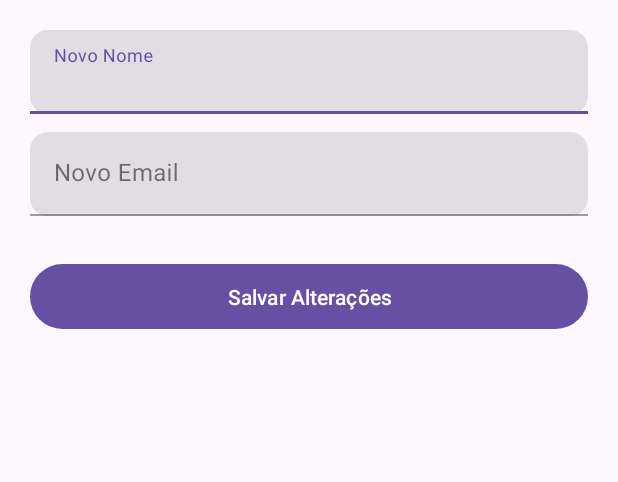
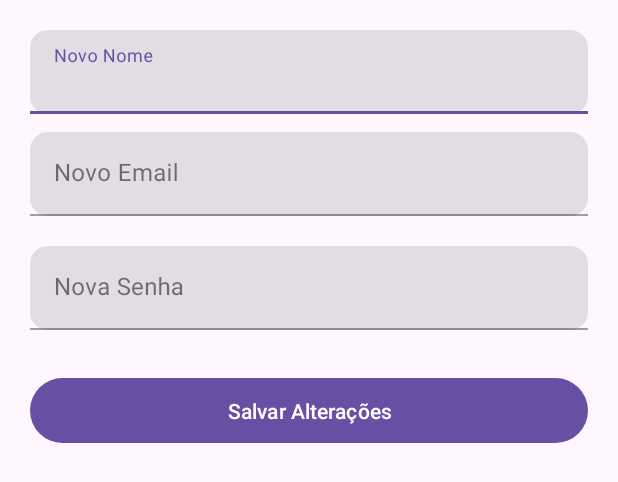
Before and after one commit to mafecolombo/progmob2025-1-daily-mood, an Android app: the layout dialog_edit_profile.xml on its own in the app's theme, with its tools: preview values and no code run, on a phone screen of 412 x 824 dp. Shown: the top 482 px of the screen. Run offline under Robolectric (Android 15) with nearby library versions, the phone set to English and light mode, and no system bars.

```diff
--- a/app/src/main/res/layout/dialog_edit_profile.xml
+++ b/app/src/main/res/layout/dialog_edit_profile.xml
@@ -43,6 +43,25 @@
             android:inputType="textEmailAddress" />
     </com.google.android.material.textfield.TextInputLayout>
 
+    <!-- Campo Senha -->
+    <com.google.android.material.textfield.TextInputLayout
+        android:layout_width="match_parent"
+        android:layout_height="wrap_content"
+        android:hint="Nova Senha"
+        style="@style/Widget.MaterialComponents.TextInputLayout.FilledBox"
+        app:boxCornerRadiusTopStart="12dp"
+        app:boxCornerRadiusTopEnd="12dp"
+        app:boxCornerRadiusBottomStart="12dp"
+        app:boxCornerRadiusBottomEnd="12dp"
+        android:layout_marginBottom="20dp">
+
+        <com.google.android.material.textfield.TextInputEditText
+            android:id="@+id/etNewPassword"
+            android:layout_width="match_parent"
+            android:layout_height="wrap_content"
+            android:inputType="textPassword" />
+    </com.google.android.material.textfield.TextInputLayout>
+
     <!-- Botão de Salvar -->
     <Button
         android:id="@+id/btnConfirm"
```
Also changed, not shown: app/src/main/java/com/android/dailymood/ui/fragments/home/EditProfileDialogFragment.kt (+5 -2 lines), app/src/main/res/layout/fragment_login.xml (+0 -9 lines), app/src/main/res/layout/fragment_register.xml (+1 -9 lines).
